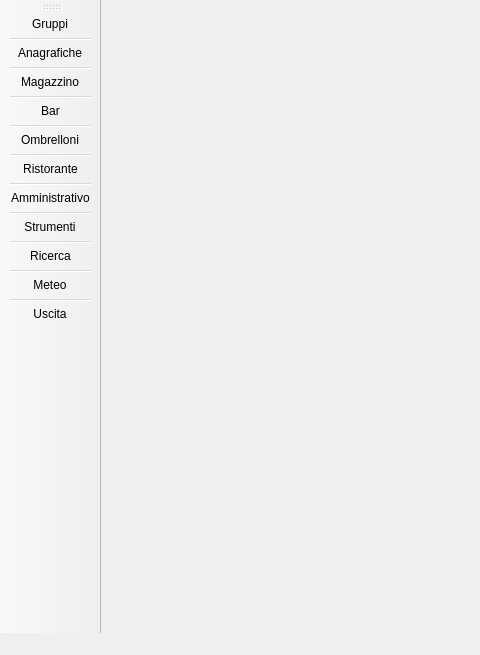
Above: ui/main_window.ui from Raccispini/Progetto-Hotel before the change; both pictures show x 0 to 480 and y 0 to 655 of the 1200 by 655 pixel window. Below: the same form after it.
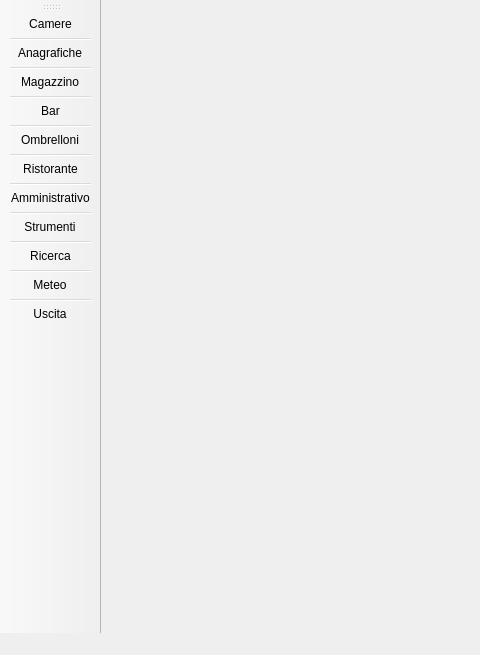
That is the form after the change. Icons and pictures are not drawn.

Diff of the .ui file:
```diff
--- a/ui/main_window.ui
+++ b/ui/main_window.ui
@@ -74,7 +74,7 @@
    <attribute name="toolBarBreak">
     <bool>false</bool>
    </attribute>
-   <addaction name="actionGruppi"/>
+   <addaction name="actionCamere"/>
    <addaction name="separator"/>
    <addaction name="actionAnagrafiche"/>
    <addaction name="separator"/>
@@ -96,13 +96,13 @@
    <addaction name="separator"/>
    <addaction name="actionUscita"/>
   </widget>
-  <action name="actionGruppi">
+  <action name="actionCamere">
    <property name="icon">
     <iconset>
-     <normaloff>resources/Toolbar_main/Icona_gruppi.png</normaloff>resources/Toolbar_main/Icona_gruppi.png</iconset>
+     <normaloff>resources/Toolbar_main/Icona_Camere.png</normaloff>resources/Toolbar_main/Icona_Camere.png</iconset>
    </property>
    <property name="text">
-    <string>Gruppi</string>
+    <string>Camere</string>
    </property>
    <property name="toolTip">
     <string>Apre il gestore dei gruppi</string>
```
